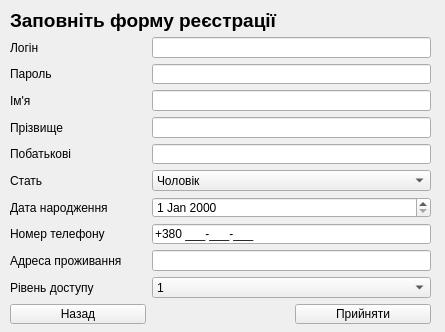
Before: the Qt Designer form adduserform.ui in Shuna322/QtKyrsova, drawn with Qt 5.
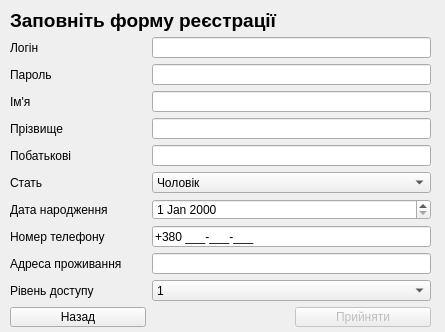
After: the same form once the commit is applied.

What changed in the file:
```diff
--- a/adduserform.ui
+++ b/adduserform.ui
@@ -19,7 +19,7 @@
      <x>10</x>
      <y>10</y>
      <width>421</width>
-     <height>314</height>
+     <height>317</height>
     </rect>
    </property>
    <layout class="QGridLayout" name="gridLayout">
@@ -45,6 +45,9 @@
     </item>
     <item row="11" column="2">
      <widget class="QPushButton" name="pushButton_2">
+      <property name="enabled">
+       <bool>false</bool>
+      </property>
       <property name="text">
        <string>Прийняти</string>
       </property>
@@ -249,10 +252,20 @@
     <item row="2" column="1" colspan="2">
      <widget class="QLineEdit" name="lineEdit_5">
       <property name="inputMask">
-       <string>AAAAAAAAAAAAAAAAAAAA</string>
+       <string/>
       </property>
       <property name="maxLength">
-       <number>20</number>
+       <number>32767</number>
+      </property>
+      <property name="echoMode">
+       <enum>QLineEdit::Password</enum>
+      </property>
+     </widget>
+    </item>
+    <item row="0" column="2">
+     <widget class="QLabel" name="label_11">
+      <property name="text">
+       <string>&lt;html&gt;&lt;head/&gt;&lt;body&gt;&lt;p align=&quot;right&quot;&gt;&lt;br/&gt;&lt;/p&gt;&lt;/body&gt;&lt;/html&gt;</string>
       </property>
      </widget>
     </item>
```
Left out of the diff: 4 changed lines with no effect on the pictures.
